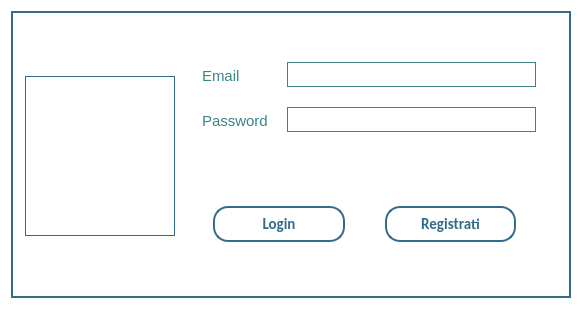
Old version of the form Client/loginpage.ui in the repository MarcoFlo/Google-Drive.
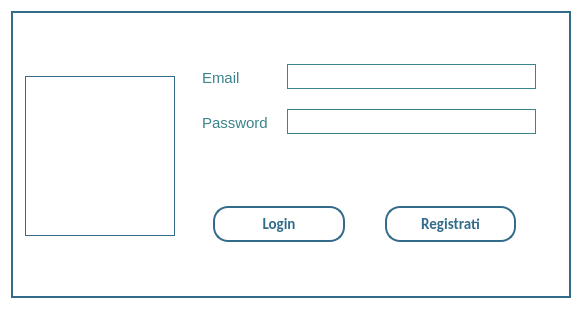
New version of the form.

Patch:
```diff
--- a/Client/loginpage.ui
+++ b/Client/loginpage.ui
@@ -255,7 +255,7 @@
             <property name="font">
              <font>
               <family>Calibri</family>
-              <pointsize>11</pointsize>
+              <pointsize>9</pointsize>
              </font>
             </property>
             <property name="styleSheet">
```
